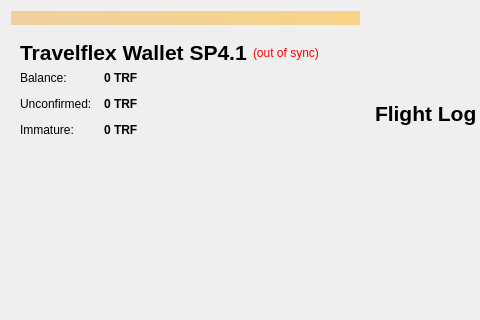
Above: src/qt/forms/overviewpage.ui from zatirdraft/TravelFlex before the change; both pictures show x 0 to 480 and y 0 to 320 of the 800 by 547 pixel window. Below: the same form after it.
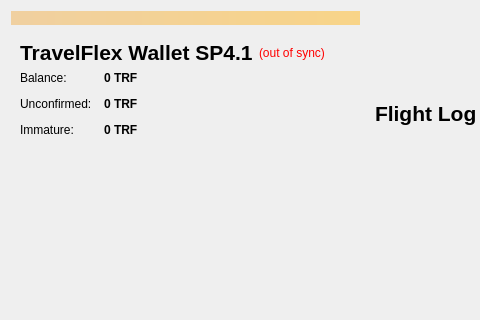
That is the form after the change. Icons and pictures are not drawn.

What changed in the file:
```diff
--- a/src/qt/forms/overviewpage.ui
+++ b/src/qt/forms/overviewpage.ui
@@ -54,7 +54,7 @@
            </font>
           </property>
           <property name="text">
-           <string>Travelflex Wallet SP4.1</string>
+           <string>TravelFlex Wallet SP4.1</string>
           </property>
          </widget>
         </item>
```
Left out of the diff: 4 changed lines with no effect on the pictures.
